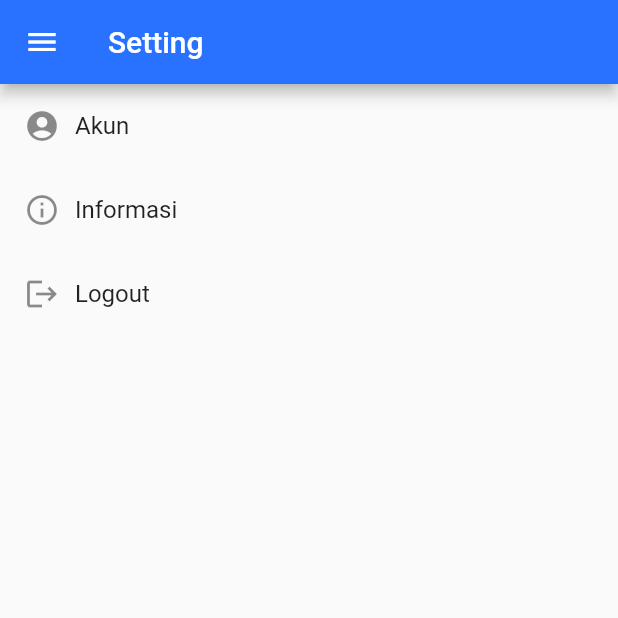
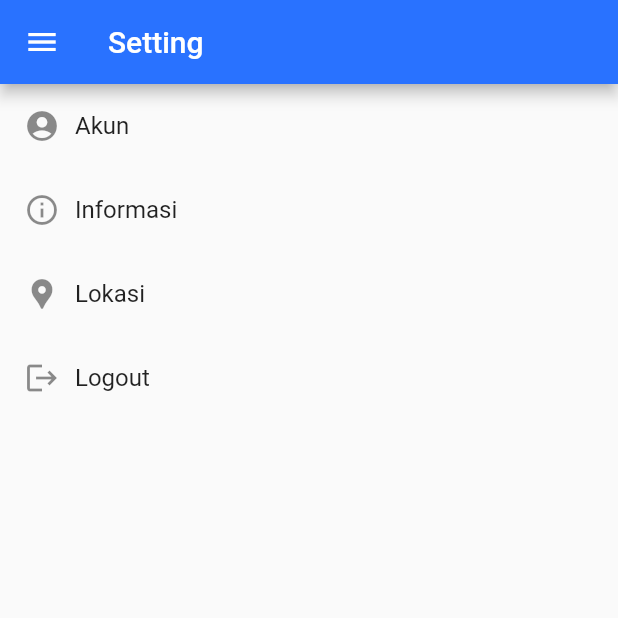
Before and after one commit to alfinemha/Project_Mobile, a Flutter app: the SettingPage screen opened directly, on a phone screen of 412 x 824 dp, the top half of it. Run offline on Flutter 3.47's test engine with Material 2 defaults, Android fonts, the phone set to English and light mode, and no system bars; our stand-ins replace dotted_border, file_picker, flutter_secure_storage, flutter_swiper_null_safety, google_maps_flutter, image_picker; accounts and stored records are empty.

Commit message:
Lokasi polinema

```diff
--- a/jadwalsidang/lib/constant/global_constant.dart
+++ b/jadwalsidang/lib/constant/global_constant.dart
@@ -3,7 +3,7 @@ import 'package:flutter_secure_storage/flutter_secure_storage.dart';
 class GlobalConstant {
   static const _storage = FlutterSecureStorage();
 
-  static const baseUrl = 'http://192.168.100.18:8000/api';
+  static const baseUrl = 'http://192.168.1.100:8000/api';
   static String token = '';
   // static String rule = '';
 
--- a/jadwalsidang/lib/pages/setting_page.dart
+++ b/jadwalsidang/lib/pages/setting_page.dart
@@ -6,6 +6,7 @@ import 'package:jadwalsidang/constant/global_constant.dart';
 import 'package:jadwalsidang/pages/drawer.dart';
 import 'package:jadwalsidang/pages/informasi_page.dart';
 import 'package:jadwalsidang/pages/login_page.dart';
+import 'package:jadwalsidang/pages/lokasi_page.dart';
 import 'package:jadwalsidang/pages/profile_page.dart';
 import 'package:jadwalsidang/theme.dart';
 import 'package:jadwalsidang/widgets/bottom_sheet_feedback.dart';
@@ -87,6 +88,21 @@ class _SettingPageState extends State<SettingPage> {
               ListTile(
                 title: Row(
                   children: [
+                    Icon(Icons.location_pin),
+                    Padding(
+                      padding: const EdgeInsets.only(left: 10),
+                      child: Text('Lokasi'),
+                    )
+                  ],
+                ),
+                onTap: () {
+                  Navigator.push(context,
+                      MaterialPageRoute(builder: (context) => LokasiPage()));
+                },
+              ),
+              ListTile(
+                title: Row(
+                  children: [
                     Icon(Icons.logout),
                     Padding(
                       padding: const EdgeInsets.only(left: 10),
--- a/jadwalsidang/lib/widgets/sempro.dart
+++ b/jadwalsidang/lib/widgets/sempro.dart
@@ -28,7 +28,6 @@ class _SemproWidgetState extends State<SemproWidget> {
     try {
       var response = await http.get(url,
           headers: {'Authorization': 'Bearer ' + GlobalConstant.getToken()});
-      print(response.body);
       if (response.statusCode == 200) {
         setState(() {
           _loading = false;
--- a/jadwalsidang/pubspec.yaml
+++ b/jadwalsidang/pubspec.yaml
@@ -41,6 +41,7 @@ dependencies:
   file_picker: ^4.3.0
   image_picker: ^0.8.4+4
   dotted_border: ^2.0.0+1
+  google_maps_flutter: ^2.1.1
 
 dev_dependencies:
   flutter_test:
```
Also changed, not shown: jadwalsidang/lib/pages/lokasi_page.dart (added, +44 -0 lines), jadwalsidang/pubspec.lock, 2 other files.
